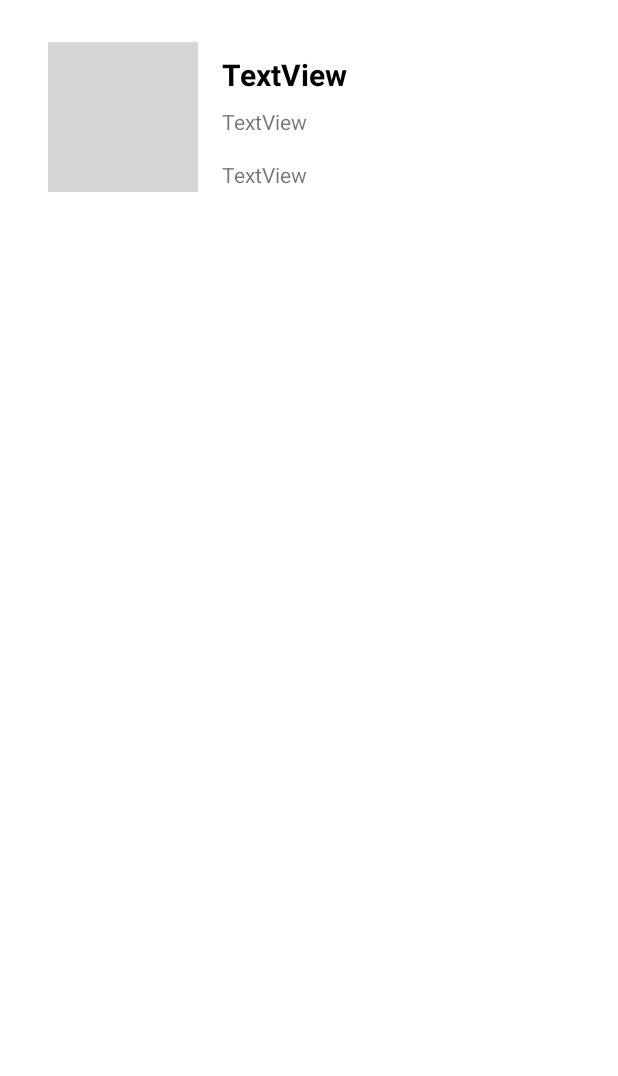
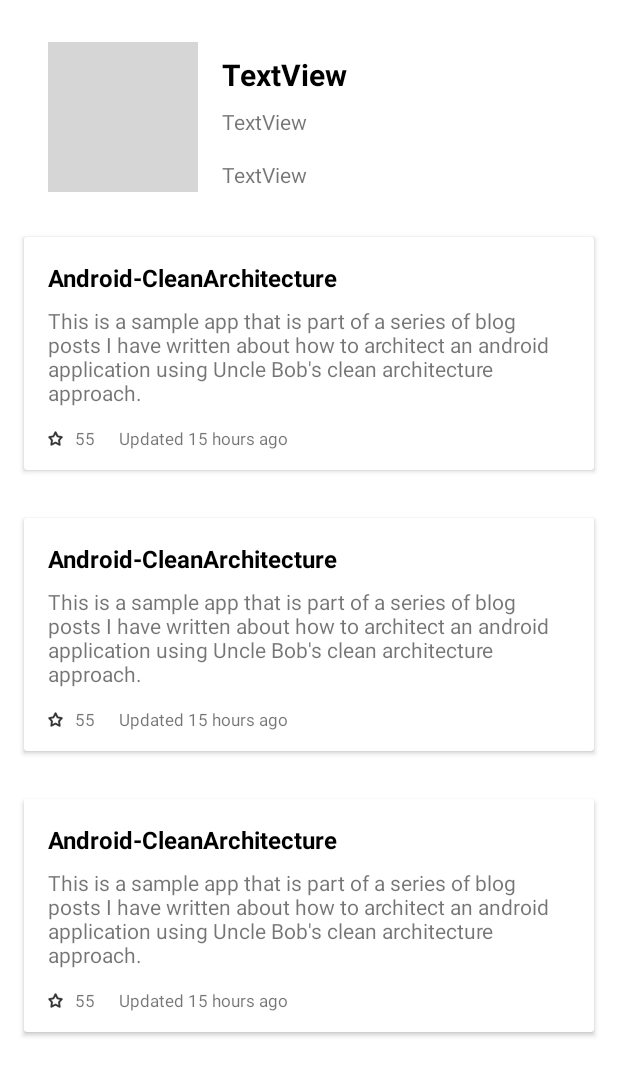
Before and after one commit to Arya-rgb/GithubApp, an Android app: the layout activity_detail_user.xml on its own in the app's theme, with its tools: preview values and no code run, on a phone screen of 412 x 824 dp. Shown: the top 1076 px of the screen. Run offline under Robolectric (Android 15) with nearby library versions, the phone set to English and light mode, and no system bars; grey boxes are pictures that could not be loaded.

Commit message:
show repo list in user detail
show repo list in user detail

```diff
--- a/app/build.gradle
+++ b/app/build.gradle
@@ -11,7 +11,7 @@ android {
     defaultConfig {
 
         //Github has revoked the API key visible in the repository, so please enter your own API key here :)
-        buildConfigField("String", "GITHUB_TOKEN", '"enter_your_api_key_here"')
+        buildConfigField("String", "GITHUB_TOKEN", '"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"')
         applicationId "com.kompas.githubapp"
         minSdk 21
         targetSdk 32
--- a/app/src/main/java/com/kompas/githubapp/ui/detailuser/DetailUserViewModel.kt
+++ b/app/src/main/java/com/kompas/githubapp/ui/detailuser/DetailUserViewModel.kt
@@ -7,4 +7,6 @@ class DetailUserViewModel(private val userRepository: UserRepository) : ViewMode
 
     fun getUserData(apiKey: String, name: String) = userRepository.getDataUser(apiKey, name)
 
+    fun getRepoList(apiKey: String, name: String) = userRepository.getRepoList(apiKey, name)
+
 }
--- a/app/src/main/res/layout/activity_detail_user.xml
+++ b/app/src/main/res/layout/activity_detail_user.xml
@@ -19,36 +19,42 @@
 
     <TextView
         android:id="@+id/txt_name_user"
-        android:layout_width="wrap_content"
+        android:layout_width="0dp"
         android:layout_height="wrap_content"
         android:layout_marginStart="16dp"
         android:layout_marginTop="8dp"
-        tools:text="TextView"
+        android:layout_marginEnd="16dp"
         android:textColor="@color/black"
         android:textSize="20sp"
         android:textStyle="bold"
+        app:layout_constraintEnd_toEndOf="parent"
         app:layout_constraintStart_toEndOf="@+id/imageView"
-        app:layout_constraintTop_toTopOf="@+id/imageView" />
+        app:layout_constraintTop_toTopOf="@+id/imageView"
+        tools:text="TextView" />
 
     <TextView
         android:id="@+id/txt_twitter"
-        android:layout_width="wrap_content"
+        android:layout_width="0dp"
         android:layout_height="wrap_content"
         android:layout_marginStart="16dp"
         android:layout_marginTop="8dp"
-        tools:text="TextView"
+        android:layout_marginEnd="16dp"
+        app:layout_constraintEnd_toEndOf="parent"
         app:layout_constraintStart_toEndOf="@+id/imageView"
-        app:layout_constraintTop_toBottomOf="@+id/txt_name_user" />
+        app:layout_constraintTop_toBottomOf="@+id/txt_name_user"
+        tools:text="TextView" />
 
     <TextView
         android:id="@+id/txt_description"
-        android:layout_width="wrap_content"
+        android:layout_width="0dp"
         android:layout_height="wrap_content"
         android:layout_marginStart="16dp"
         android:layout_marginTop="16dp"
-        tools:text="TextView"
+        android:layout_marginEnd="16dp"
+        app:layout_constraintEnd_toEndOf="parent"
         app:layout_constraintStart_toEndOf="@+id/imageView"
-        app:layout_constraintTop_toBottomOf="@+id/txt_twitter" />
+        app:layout_constraintTop_toBottomOf="@+id/txt_twitter"
+        tools:text="TextView" />
 
     <ProgressBar
         android:id="@+id/progressBar2"
@@ -60,4 +66,16 @@
         app:layout_constraintEnd_toEndOf="parent"
         app:layout_constraintStart_toStartOf="parent"
         app:layout_constraintTop_toTopOf="parent" />
+
+    <androidx.recyclerview.widget.RecyclerView
+        android:id="@+id/rv_repo"
+        android:layout_width="match_parent"
+        android:layout_height="0dp"
+        android:layout_marginTop="16dp"
+        android:layout_marginBottom="16dp"
+        tools:listitem="@layout/item_repo"
+        app:layout_constraintBottom_toBottomOf="parent"
+        app:layout_constraintEnd_toEndOf="parent"
+        app:layout_constraintStart_toStartOf="parent"
+        app:layout_constraintTop_toBottomOf="@+id/txt_description" />
 </androidx.constraintlayout.widget.ConstraintLayout>
--- /dev/null
+++ b/app/src/main/res/layout/item_repo.xml
@@ -0,0 +1,75 @@
+<?xml version="1.0" encoding="utf-8"?>
+<androidx.cardview.widget.CardView xmlns:android="http://schemas.android.com/apk/res/android"
+    xmlns:app="http://schemas.android.com/apk/res-auto"
+    xmlns:tools="http://schemas.android.com/tools"
+    android:layout_margin="16dp"
+    android:layout_width="match_parent"
+    android:layout_height="wrap_content">
+
+    <androidx.constraintlayout.widget.ConstraintLayout
+        android:layout_width="match_parent"
+        android:layout_height="wrap_content">
+
+
+        <TextView
+            android:id="@+id/txt_repo_name"
+            android:layout_width="wrap_content"
+            android:layout_height="wrap_content"
+            android:layout_marginStart="16dp"
+            android:layout_marginTop="16dp"
+            android:textColor="@color/black"
+            android:textSize="16sp"
+            android:textStyle="bold"
+            app:layout_constraintStart_toStartOf="parent"
+            app:layout_constraintTop_toTopOf="parent"
+            tools:text="Android-CleanArchitecture" />
+
+        <TextView
+            android:id="@+id/txt_repo_description"
+            android:layout_width="0dp"
+            android:layout_height="wrap_content"
+            android:layout_marginStart="16dp"
+            android:layout_marginTop="8dp"
+            android:layout_marginEnd="16dp"
+            android:textSize="14sp"
+            app:layout_constraintEnd_toEndOf="parent"
+            app:layout_constraintStart_toStartOf="parent"
+            app:layout_constraintTop_toBottomOf="@+id/txt_repo_name"
+            tools:text="This is a sample app that is part of a series of blog posts I have written about how to architect an android application using Uncle Bob's clean architecture approach." />
+
+        <ImageView
+            android:id="@+id/imageView2"
+            android:layout_width="10dp"
+            android:layout_height="10dp"
+            android:layout_marginStart="16dp"
+            android:layout_marginTop="16dp"
+            android:layout_marginBottom="16dp"
+            app:layout_constraintBottom_toBottomOf="parent"
+            app:layout_constraintStart_toStartOf="parent"
+            app:layout_constraintTop_toBottomOf="@+id/txt_repo_description"
+            app:srcCompat="@drawable/start_png" />
+
+        <TextView
+            android:id="@+id/txt_star"
+            android:layout_width="wrap_content"
+            android:layout_height="wrap_content"
+            android:layout_marginStart="8dp"
+            tools:text="55"
+            android:textSize="11sp"
+            app:layout_constraintBottom_toBottomOf="@+id/imageView2"
+            app:layout_constraintStart_toEndOf="@+id/imageView2"
+            app:layout_constraintTop_toTopOf="@+id/imageView2" />
+
+        <TextView
+            android:id="@+id/txt_updated"
+            android:layout_width="wrap_content"
+            android:layout_height="wrap_content"
+            android:layout_marginStart="16dp"
+            tools:text="Updated 15 hours ago"
+            android:textSize="11sp"
+            app:layout_constraintBottom_toBottomOf="@+id/txt_star"
+            app:layout_constraintStart_toEndOf="@+id/txt_star"
+            app:layout_constraintTop_toTopOf="@+id/txt_star" />
+    </androidx.constraintlayout.widget.ConstraintLayout>
+
+</androidx.cardview.widget.CardView>
```
Also changed, not shown: app/src/main/java/com/kompas/githubapp/data/UserRepository.kt (+17 -0 lines), app/src/main/java/com/kompas/githubapp/data/remote/response/ResultResponse.kt (+16 -0 lines), app/src/main/java/com/kompas/githubapp/data/remote/retrofit/ApiService.kt (+7 -0 lines), app/src/main/java/com/kompas/githubapp/ui/detailuser/DetailUserActivity.kt (+43 -0 lines), app/src/main/java/com/kompas/githubapp/ui/detailuser/RepoListAdapter.kt (added, +68 -0 lines), app/src/main/res/drawable/start_png.png (added).
